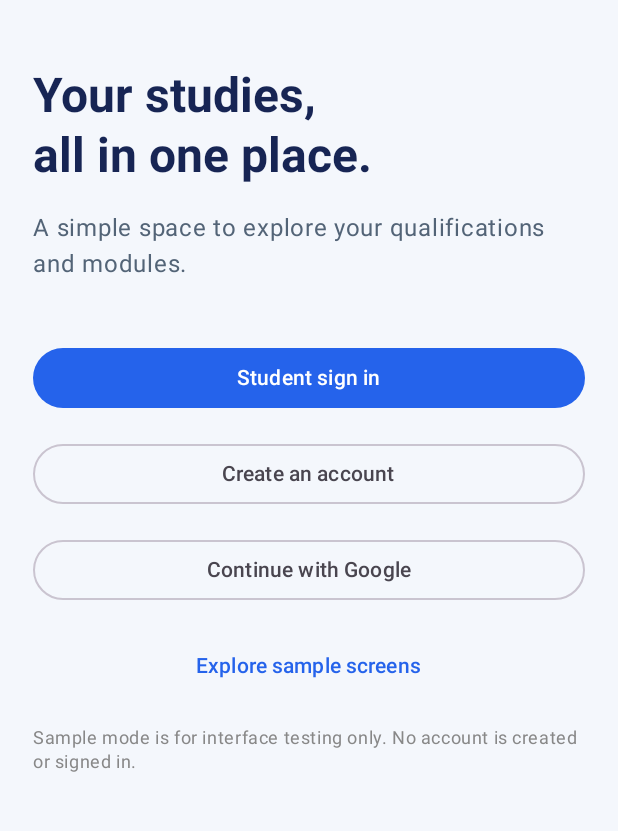
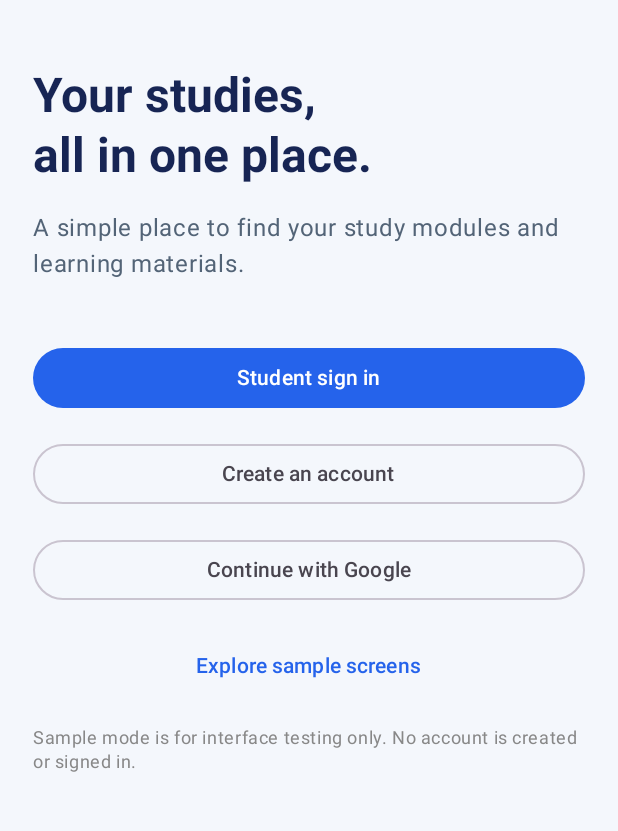
Before and after one commit to Ndumiso19894/Student-Module-Hub-, an Android app built with Jetpack Compose: the screen it shows after launch (MainActivity), on a phone screen of 412 x 824 dp, the part 291-1122 px from its top. Run offline under Robolectric (Android 15) with nearby library versions, the phone set to English and light mode, and no system bars; libraries missing offline, so code that uses them is left out: io.github.jan.supabase.

Commit message:
Update home copy for folder-based student library

```diff
--- a/app/src/main/java/org/studentmodulehub/app/MainActivity.kt
+++ b/app/src/main/java/org/studentmodulehub/app/MainActivity.kt
@@ -215,7 +215,7 @@ fun HubApp(backend: Backend, callback: Pair<String, String>?, clearCallback: ()
                     Spacer(Modifier.height(26.dp)); Brand()
                     Spacer(Modifier.height(12.dp))
                     Text("Your studies,\nall in one place.", style = MaterialTheme.typography.headlineLarge, fontWeight = FontWeight.Bold, color = Navy)
-                    Text("A simple space to explore your qualifications and modules.", style = MaterialTheme.typography.bodyLarge, color = Color(0xFF536477))
+                    Text("A simple place to find your study modules and learning materials.", style = MaterialTheme.typography.bodyLarge, color = Color(0xFF536477))
                     Spacer(Modifier.height(8.dp))
                     Button(onClick = { go("login") }, modifier = Modifier.fillMaxWidth(), enabled = !busy) { Text("Student sign in") }
                     OutlinedButton(onClick = { go("register") }, modifier = Modifier.fillMaxWidth(), enabled = !busy) { Text("Create an account") }
@@ -277,7 +277,7 @@ fun HubApp(backend: Backend, callback: Pair<String, String>?, clearCallback: ()
                         HomeTile("Find a module", "Search module folders", "⌕", ::openDriveModules, Modifier.weight(1f))
                     }
                     if (!demo && profile?.role == "admin") HubCard("Administrator tools", "Manage catalogue records and study resources.", "Open admin dashboard", { go("admin") })
-                    Text("Browse from college to qualification, module and its study materials.", style = MaterialTheme.typography.bodySmall, color = Muted)
+                    Text("Browse modules directly from the study folders in Google Drive.", style = MaterialTheme.typography.bodySmall, color = Muted)
                 }
                 "driveModules" -> {
                     PageHeader("Study modules", "Modules are taken directly from your Google Drive folders.")
```
